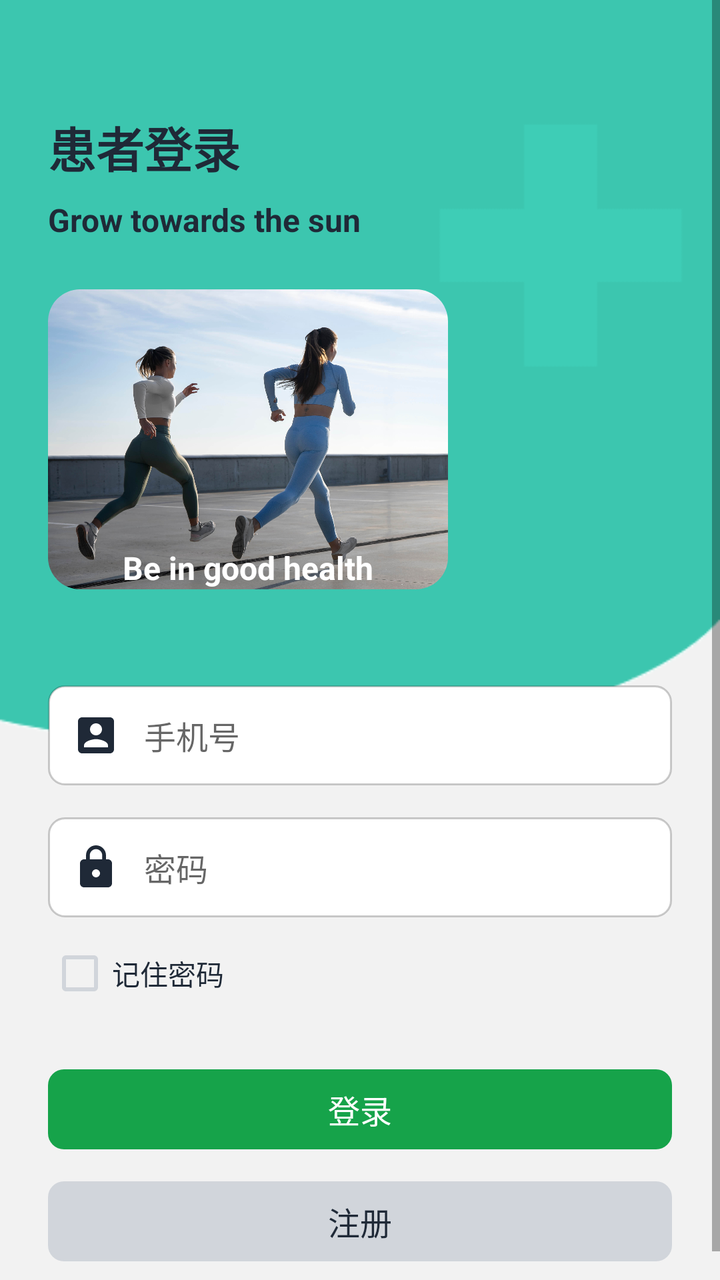
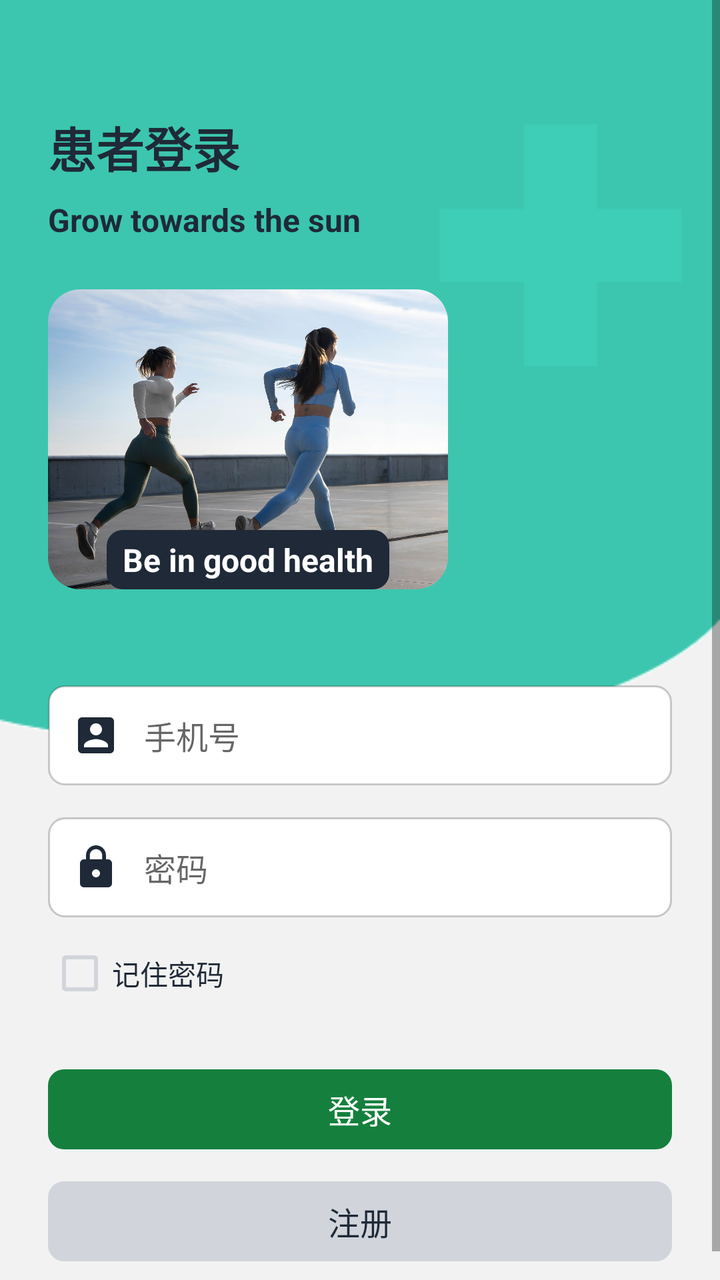

Compare the two renders of this Android layout. The source of the first and the diff that turns it into the second are given below.
<!-- AndroidManifest.xml: activity theme Theme.AppCompat.Light.NoActionBar -->
<!-- res/layout/activity_pt_log.xml -->
<?xml version="1.0" encoding="utf-8"?>
<androidx.constraintlayout.widget.ConstraintLayout
    xmlns:android="http://schemas.android.com/apk/res/android"
    xmlns:app="http://schemas.android.com/apk/res-auto"
    xmlns:tools="http://schemas.android.com/tools"
    android:layout_width="match_parent"
    android:layout_height="match_parent">

    
    <ImageView
        android:id="@+id/imgBackground"
        android:layout_width="0dp"
        android:layout_height="0dp"
        android:scaleType="centerCrop"
        android:src="@drawable/bg_ptlog"
        app:layout_constraintTop_toTopOf="parent"
        app:layout_constraintBottom_toBottomOf="parent"
        app:layout_constraintStart_toStartOf="parent"
        app:layout_constraintEnd_toEndOf="parent"/>

    
    <ScrollView
        android:layout_width="0dp"
        android:layout_height="0dp"
        android:fillViewport="true"
        app:layout_constraintTop_toTopOf="parent"
        app:layout_constraintBottom_toBottomOf="parent"
        app:layout_constraintStart_toStartOf="parent"
        app:layout_constraintEnd_toEndOf="parent">

        <LinearLayout
            android:layout_width="match_parent"
            android:layout_height="wrap_content"
            android:orientation="vertical"
            android:padding="@dimen/space_24"
            android:gravity="center_horizontal">

            
            <TextView
                android:id="@+id/tvPtLoginTitle"
                android:layout_width="wrap_content"
                android:layout_height="wrap_content"
                android:layout_gravity="left"
                android:text="患者登录" android:textAppearance="@style/TextAppearance.WinsRehab.Display24"
                android:textStyle="bold"
                android:textColor="@color/on_surface"
                android:layout_marginTop="@dimen/space_32"/>


            
            <TextView
                android:id="@+id/tvPtLoginSub"
                android:layout_width="wrap_content"
                android:layout_height="wrap_content"
                android:layout_gravity="left"
                android:text="Grow towards the sun" android:textAppearance="@style/TextAppearance.WinsRehab.Title16"
                android:textStyle="bold"
                android:textColor="@color/on_surface"
                android:layout_marginTop="@dimen/space_8"/>

            <FrameLayout
                android:layout_width="200dp"
                android:layout_height="150dp"
                android:layout_marginTop="@dimen/space_24"
                android:layout_gravity="left">

                
                <ImageView
                    android:id="@+id/imgPtLoginBanner"
                    android:layout_width="match_parent"
                    android:layout_height="match_parent"
                    android:scaleType="centerCrop"
                    android:background="@drawable/shape_round_image"
                    android:clipToOutline="true"
                    android:src="@drawable/img_tohealthy"/>
                
                <TextView
                    android:id="@+id/tvBannerText"
                    android:layout_width="wrap_content"
                    android:layout_height="wrap_content"
                    android:layout_gravity="bottom|center"
                    android:text="Be in good health"
                    android:textColor="@color/on_primary" android:textAppearance="@style/TextAppearance.WinsRehab.Title16"
                    android:textStyle="bold" />
            </FrameLayout>
            
            <LinearLayout
                android:layout_width="match_parent"
                android:layout_height="wrap_content"
                android:orientation="vertical"
                android:layout_marginTop="@dimen/space_32">

                
                

                <EditText
                    android:id="@+id/etPtAccount"
                    android:layout_width="match_parent"
                    android:layout_height="50dp"
                    android:layout_marginTop="@dimen/space_16"
                    android:background="@drawable/shape_edittext_bg"
                    android:drawableStart="@drawable/baseline_account_box_24"
                    android:drawablePadding="@dimen/space_12"
                    android:hint="手机号"
                    android:paddingStart="@dimen/space_12"
                    android:paddingEnd="@dimen/space_12" android:textAppearance="@style/TextAppearance.WinsRehab.Title16" />

                <EditText
                    android:id="@+id/etPtPassword"
                    android:layout_width="match_parent"
                    android:layout_height="50dp"
                    android:hint="密码"
                    android:drawableStart="@drawable/baseline_lock_24"
                    android:drawablePadding="@dimen/space_12"
                    android:background="@drawable/shape_edittext_bg"
                    android:paddingStart="@dimen/space_12"
                    android:paddingEnd="@dimen/space_12"
                    android:inputType="textPassword" android:textAppearance="@style/TextAppearance.WinsRehab.Title16"
                    android:layout_marginTop="@dimen/space_16"/>

                <CheckBox
                    android:id="@+id/cbRememberPassword"
                    android:layout_width="wrap_content"
                    android:layout_height="wrap_content"
                    android:layout_marginTop="@dimen/space_4"
                    android:text="记住密码"
                    android:textColor="@color/on_surface"
                    android:theme="@style/MyCheckBox"
                    android:minHeight="@dimen/space_48"
                    android:minWidth="@dimen/space_48" />

            </LinearLayout>

            

            <Button
                android:id="@+id/btnPtLogin"
                android:layout_width="match_parent"
                android:layout_height="40dp"
                android:layout_marginTop="@dimen/space_24"
                android:backgroundTint="@color/brand_patient_primary"
                style="@style/MyRoundButton"
                android:text="登录"
                android:textColor="@color/on_primary" android:textAppearance="@style/TextAppearance.WinsRehab.Title16" />

            <Button
                android:id="@+id/btnPtRegister"
                android:layout_width="match_parent"
                android:layout_height="40dp"
                android:text="注册"
                android:textColor="@color/on_surface" android:textAppearance="@style/TextAppearance.WinsRehab.Title16"
                android:layout_marginTop="@dimen/space_16"
                android:backgroundTint="@color/outline"
                style="@style/MyRoundButton"/>
        </LinearLayout>
    </ScrollView>
</androidx.constraintlayout.widget.ConstraintLayout>
<!-- resources referenced by this layout -->
<resources>
  <color name="brand_patient_primary">#FF16A34A</color>
  <color name="on_primary">#FFFFFFFF</color>
  <color name="on_surface">#FF1F2937</color>
  <color name="outline">#FFD1D5DB</color>
  <dimen name="space_12">12dp</dimen>
  <dimen name="space_16">16dp</dimen>
  <dimen name="space_24">24dp</dimen>
  <dimen name="space_32">32dp</dimen>
  <dimen name="space_4">4dp</dimen>
  <dimen name="space_48">48dp</dimen>
  <dimen name="space_8">8dp</dimen>
  <!-- drawable baseline_account_box_24 (drawable) -->
  <vector xmlns:android="http://schemas.android.com/apk/res/android" android:height="24dp" android:tint="@color/on_surface" android:viewportHeight="24" android:viewportWidth="24" android:width="24dp">
        
      <path android:fillColor="@android:color/white" android:pathData="M3,5v14c0,1.1 0.89,2 2,2h14c1.1,0 2,-0.9 2,-2L21,5c0,-1.1 -0.9,-2 -2,-2L5,3c-1.11,0 -2,0.9 -2,2zM15,9c0,1.66 -1.34,3 -3,3s-3,-1.34 -3,-3 1.34,-3 3,-3 3,1.34 3,3zM6,17c0,-2 4,-3.1 6,-3.1s6,1.1 6,3.1v1L6,18v-1z"/>
      
  </vector>
  <!-- drawable baseline_lock_24 (drawable) -->
  <vector xmlns:android="http://schemas.android.com/apk/res/android" android:height="24dp" android:tint="@color/on_surface" android:viewportHeight="24" android:viewportWidth="24" android:width="24dp">
        
      <path android:fillColor="@android:color/white" android:pathData="M18,8h-1L17,6c0,-2.76 -2.24,-5 -5,-5S7,3.24 7,6v2L6,8c-1.1,0 -2,0.9 -2,2v10c0,1.1 0.9,2 2,2h12c1.1,0 2,-0.9 2,-2L20,10c0,-1.1 -0.9,-2 -2,-2zM12,17c-1.1,0 -2,-0.9 -2,-2s0.9,-2 2,-2 2,0.9 2,2 -0.9,2 -2,2zM15.1,8L8.9,8L8.9,6c0,-1.71 1.39,-3.1 3.1,-3.1 1.71,0 3.1,1.39 3.1,3.1v2z"/>
      
  </vector>
  <!-- drawable bg_ptlog: png bitmap (drawable, 5417 bytes) -->
  <!-- drawable img_tohealthy: jpg bitmap (drawable, 288564 bytes) -->
  <!-- drawable shape_edittext_bg (drawable) -->
  <?xml version="1.0" encoding="utf-8"?>
  <shape xmlns:android="http://schemas.android.com/apk/res/android" android:shape="rectangle">
      <solid android:color="@color/surface"/>
      <corners android:radius="@dimen/radius_8"/>
      <stroke android:width="1dp" android:color="@color/scrim"/>
  </shape>
  <!-- drawable shape_round_image (drawable) -->
  <shape xmlns:android="http://schemas.android.com/apk/res/android"
      android:shape="rectangle">
      <corners android:radius="@dimen/radius_16"/>  
  </shape>
  <style name="MyCheckBox" parent="Theme.AppCompat.Light">
          <item name="colorControlNormal">@color/outline</item>
          <item name="colorControlActivated">@color/on_surface</item>
      </style>
  <style name="MyRoundButton">MyRoundButton
          <item name="android:background">@drawable/shape_btn_round</item>
  
      </style>
  <style name="TextAppearance.WinsRehab.Display24">
          <item name="android:textSize">24sp</item> 
      </style>
  <style name="TextAppearance.WinsRehab.Title16">
          <item name="android:textSize">16sp</item> 
      </style>
  <color name="surface">#FFFFFFFF</color>
  <dimen name="radius_8">8dp</dimen>
  <color name="scrim">#33000000</color>
  <dimen name="radius_16">16dp</dimen>
  <!-- drawable shape_btn_round (drawable) -->
  <?xml version="1.0" encoding="utf-8"?>
  <shape xmlns:android="http://schemas.android.com/apk/res/android">
  
      <corners android:radius="@dimen/radius_8"/>               
      <padding android:left="@dimen/space_4" android:right="@dimen/space_4"
        />
  </shape>
</resources>

<!-- the commit's change to res/layout/activity_pt_log.xml (unified diff, before → after) -->
@@ -80,6 +80,10 @@
                     android:layout_height="wrap_content"
                     android:layout_gravity="bottom|center"
                     android:text="Be in good health"
+                    android:background="@drawable/bg_chip"
+                    android:backgroundTint="@color/on_surface"
+                    android:paddingHorizontal="@dimen/space_8"
+                    android:paddingVertical="@dimen/space_4"
                     android:textColor="@color/on_primary" android:textAppearance="@style/TextAppearance.WinsRehab.Title16"
                     android:textStyle="bold" />
             </FrameLayout>
@@ -125,6 +129,7 @@
                     android:layout_marginTop="@dimen/space_4"
                     android:text="记住密码"
                     android:textColor="@color/on_surface"
+                    android:textAppearance="@style/TextAppearance.WinsRehab.Body14"
                     android:theme="@style/MyCheckBox"
                     android:minHeight="@dimen/space_48"
                     android:minWidth="@dimen/space_48" />
@@ -138,7 +143,7 @@
                 android:layout_width="match_parent"
                 android:layout_height="40dp"
                 android:layout_marginTop="@dimen/space_24"
-                android:backgroundTint="@color/brand_patient_primary"
+                android:backgroundTint="@color/brand_patient_primary_dark"
                 style="@style/MyRoundButton"
                 android:text="登录"
                 android:textColor="@color/on_primary" android:textAppearance="@style/TextAppearance.WinsRehab.Title16" />
<!-- resource entries referenced after the edit -->
@@ -1,6 +1,6 @@
 <!-- resources referenced by this layout -->
 <resources>
-  <color name="brand_patient_primary">#FF16A34A</color>
+  <color name="brand_patient_primary_dark">#FF15803D</color>
   <color name="on_primary">#FFFFFFFF</color>
   <color name="on_surface">#FF1F2937</color>
   <color name="outline">#FFD1D5DB</color>
@@ -23,6 +23,12 @@
       <path android:fillColor="@android:color/white" android:pathData="M18,8h-1L17,6c0,-2.76 -2.24,-5 -5,-5S7,3.24 7,6v2L6,8c-1.1,0 -2,0.9 -2,2v10c0,1.1 0.9,2 2,2h12c1.1,0 2,-0.9 2,-2L20,10c0,-1.1 -0.9,-2 -2,-2zM12,17c-1.1,0 -2,-0.9 -2,-2s0.9,-2 2,-2 2,0.9 2,2 -0.9,2 -2,2zM15.1,8L8.9,8L8.9,6c0,-1.71 1.39,-3.1 3.1,-3.1 1.71,0 3.1,1.39 3.1,3.1v2z"/>
       
   </vector>
+  <!-- drawable bg_chip (drawable) -->
+  <?xml version="1.0" encoding="utf-8"?>
+  <shape xmlns:android="http://schemas.android.com/apk/res/android" android:shape="rectangle">
+      <solid android:color="@color/surface_variant"/>
+      <corners android:radius="@dimen/radius_8"/>
+  </shape>
   <!-- drawable bg_ptlog: png bitmap (drawable, 5417 bytes) -->
   <!-- drawable img_tohealthy: jpg bitmap (drawable, 288564 bytes) -->
   <!-- drawable shape_edittext_bg (drawable) -->
@@ -45,12 +51,16 @@
           <item name="android:background">@drawable/shape_btn_round</item>
   
       </style>
+  <style name="TextAppearance.WinsRehab.Body14">
+          <item name="android:textSize">14sp</item> 
+      </style>
   <style name="TextAppearance.WinsRehab.Display24">
           <item name="android:textSize">24sp</item> 
       </style>
   <style name="TextAppearance.WinsRehab.Title16">
           <item name="android:textSize">16sp</item> 
       </style>
+  <color name="surface_variant">#FFF9FAFB</color>
   <color name="surface">#FFFFFFFF</color>
   <dimen name="radius_8">8dp</dimen>
   <color name="scrim">#33000000</color>
